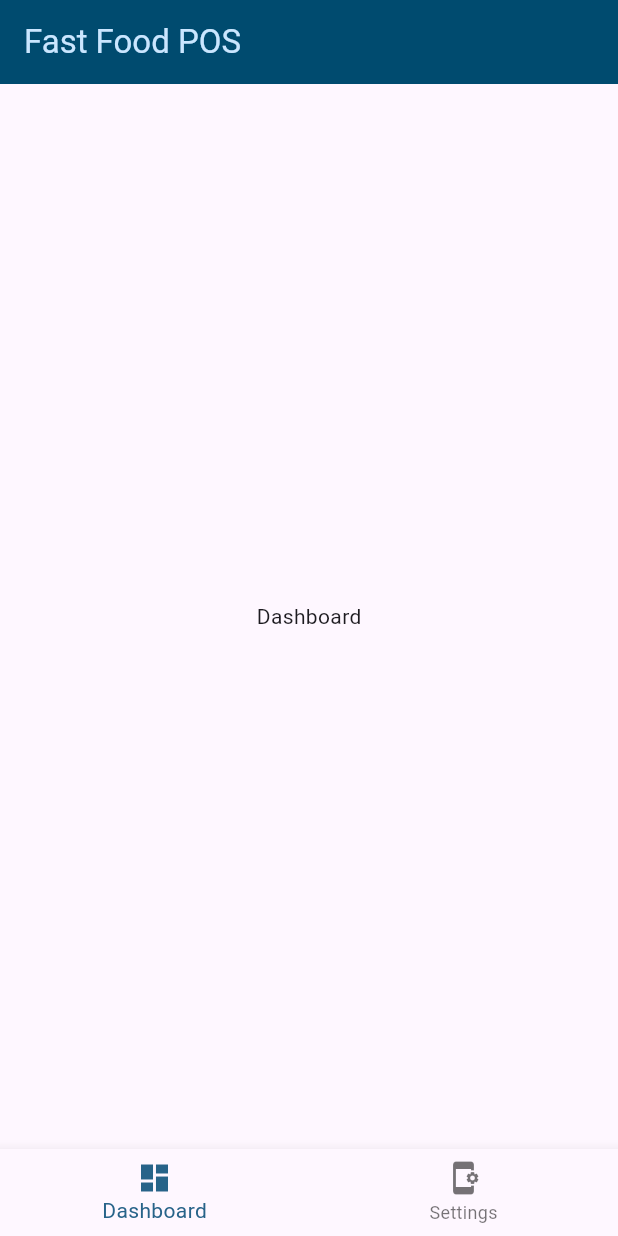
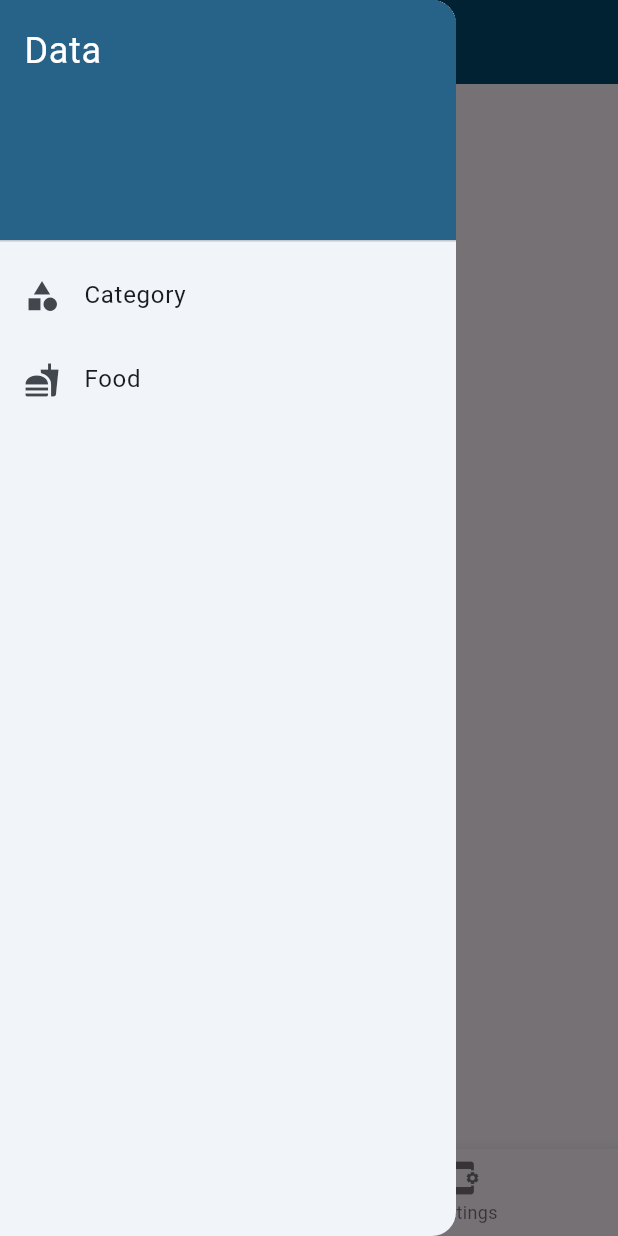
Before and after one commit to izhal27/ff_pos, a Flutter app: the screen it shows after launch, with the side drawer open (before the commit the screen has no drawer), on a phone screen of 412 x 824 dp. Run offline on Flutter 3.47's test engine with Material 3 defaults, Android fonts, the phone set to English and light mode, and no system bars; our stand-ins replace sqflite; accounts and stored records are empty.

Commit message:
add home drawer

```diff
--- a/lib/screens/home.dart
+++ b/lib/screens/home.dart
@@ -48,6 +48,35 @@ class _MyHomePageState extends State<MyHomePage> {
         selectedItemColor: Theme.of(context).colorScheme.primary,
         onTap: _onItemTapped,
       ),
+      drawer: Drawer(
+        child: ListView(
+          padding: EdgeInsets.zero,
+          children: [
+            DrawerHeader(
+              decoration: BoxDecoration(
+                color: Theme.of(context).colorScheme.primary,
+              ),
+              child: const Text(
+                'Data',
+                style: TextStyle(
+                  color: Colors.white,
+                  fontSize: 24,
+                ),
+              ),
+            ),
+            ListTile(
+              leading: const Icon(Icons.category),
+              title: const Text('Category'),
+              onTap: () {},
+            ),
+            ListTile(
+              leading: const Icon(Icons.fastfood),
+              title: const Text('Food'),
+              onTap: () {},
+            ),
+          ],
+        ),
+      ),
     );
   }
 }
```
